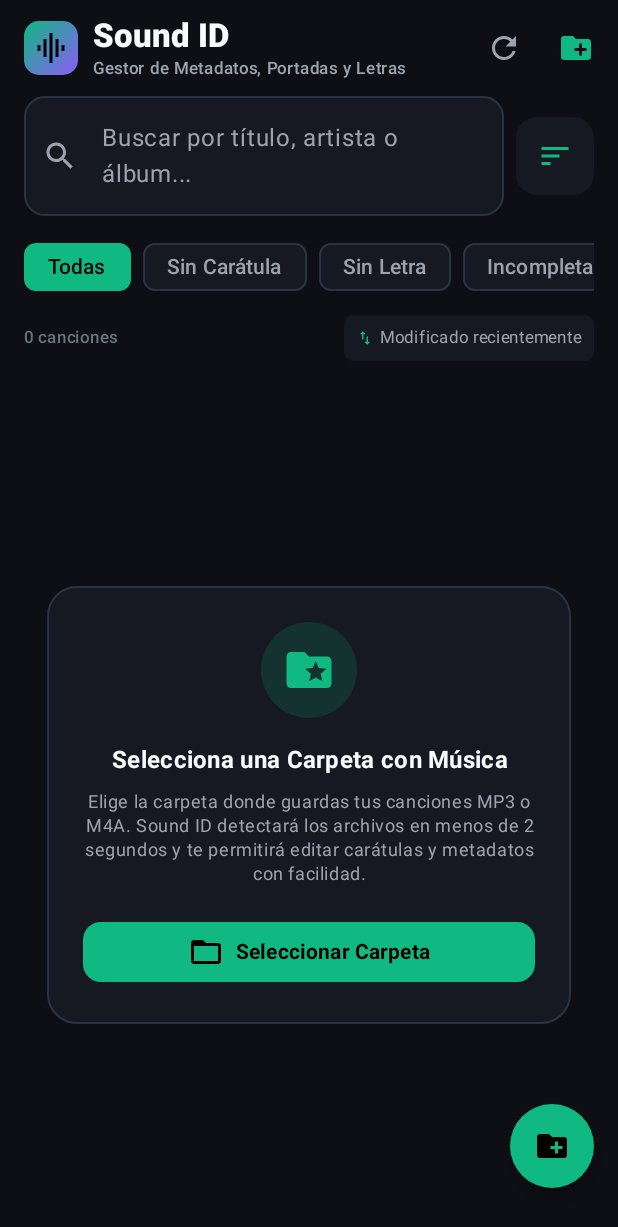
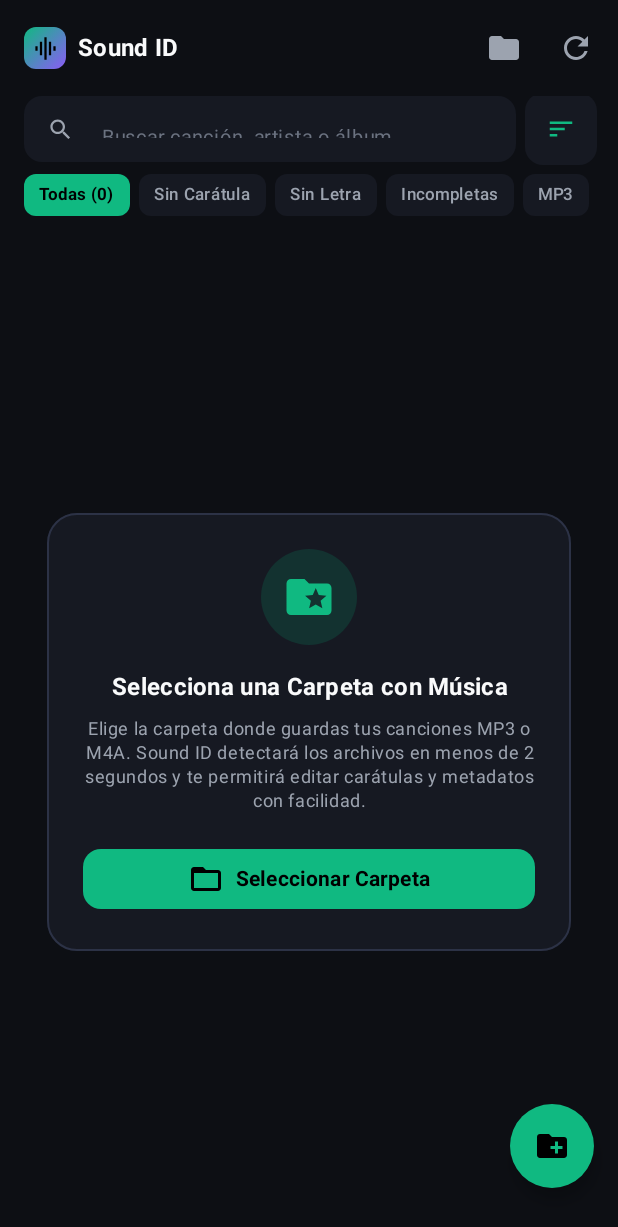
Before and after one commit to MGSCOfficial/Bach, an Android app built with Jetpack Compose: the screen it shows after launch (MainActivity), on a phone screen of 412 x 824 dp. Shown: the top 1227 px of the screen. Run offline under Robolectric (Android 15) with nearby library versions, the phone set to English and light mode, and no system bars; pictures from the network do not load.

Commit message:
feat(P01): refactor LibraryScreen with compact header, folder bottom sheet and streamlined filters

```diff
--- a/app/src/main/java/com/example/ui/screens/LibraryScreen.kt
+++ b/app/src/main/java/com/example/ui/screens/LibraryScreen.kt
@@ -16,6 +16,7 @@ import androidx.compose.foundation.rememberScrollState
 import androidx.compose.foundation.shape.CircleShape
 import androidx.compose.foundation.shape.RoundedCornerShape
 import androidx.compose.material.icons.Icons
+import androidx.compose.material.icons.automirrored.filled.Sort
 import androidx.compose.material.icons.filled.*
 import androidx.compose.material3.*
 import androidx.compose.runtime.*
@@ -48,6 +49,7 @@ fun LibraryScreen(
     val libraryState by viewModel.libraryState.collectAsStateWithLifecycle()
     val playerState by viewModel.audioPlayer.playerState.collectAsStateWithLifecycle()
     var showSortMenu by remember { mutableStateOf(false) }
+    var showFolderManagerSheet by remember { mutableStateOf(false) }
 
     // SAF directory picker (ACTION_OPEN_DOCUMENT_TREE)
     val folderPickerLauncher = rememberLauncherForActivityResult(
@@ -62,6 +64,19 @@ fun LibraryScreen(
         libraryState.tracks.firstOrNull { it.id == playerState.activeTrackId }
     }
 
+    if (showFolderManagerSheet) {
+        FolderManagerBottomSheet(
+            folders = libraryState.folders,
+            onAddFolder = { folderPickerLauncher.launch(null) },
+            onRemoveFolder = { uri -> viewModel.removeMusicFolder(uri) },
+            onRescan = {
+                viewModel.rescanSavedFolders()
+                showFolderManagerSheet = false
+            },
+            onDismiss = { showFolderManagerSheet = false }
+        )
+    }
+
     Scaffold(
         modifier = modifier
             .fillMaxSize()
@@ -73,8 +88,8 @@ fun LibraryScreen(
                     Row(verticalAlignment = Alignment.CenterVertically) {
                         Box(
                             modifier = Modifier
-                                .size(36.dp)
-                                .clip(RoundedCornerShape(10.dp))
+                                .size(28.dp)
+                                .clip(RoundedCornerShape(8.dp))
                                 .background(
                                     Brush.linearGradient(
                                         listOf(EmeraldAccent, VioletAccent)
@@ -86,26 +101,45 @@ fun LibraryScreen(
                                 imageVector = Icons.Default.GraphicEq,
                                 contentDescription = null,
                                 tint = Color.Black,
-                                modifier = Modifier.size(24.dp)
+                                modifier = Modifier.size(18.dp)
                             )
                         }
-                        Spacer(modifier = Modifier.width(10.dp))
-                        Column {
+                        Spacer(modifier = Modifier.width(8.dp))
                         Text(
                             text = "Sound ID",
-                                style = MaterialTheme.typography.titleLarge.copy(
-                                    fontWeight = FontWeight.ExtraBold,
+                            style = MaterialTheme.typography.titleMedium.copy(
+                                fontWeight = FontWeight.Bold,
                                 color = StudioTextPrimary
                             )
                         )
-                            Text(
-                                text = "Gestor de Metadatos, Portadas y Letras",
-                                style = MaterialTheme.typography.labelSmall.copy(color = StudioTextSecondary)
+                    }
+                },
+                actions = {
+                    // Folder manager button with badge
+                    IconButton(
+                        onClick = { showFolderManagerSheet = true },
+                        modifier = Modifier.testTag("btn_manage_folders")
+                    ) {
+                        BadgedBox(
+                            badge = {
+                                if (libraryState.folders.isNotEmpty()) {
+                                    Badge(
+                                        containerColor = EmeraldAccent,
+                                        contentColor = Color.Black
+                                    ) {
+                                        Text("${libraryState.folders.size}", fontSize = 10.sp, fontWeight = FontWeight.Bold)
+                                    }
+                                }
+                            }
+                        ) {
+                            Icon(
+                                imageVector = Icons.Default.Folder,
+                                contentDescription = "Carpetas de música",
+                                tint = StudioTextSecondary
                             )
                         }
                     }
-                },
-                actions = {
+
                     // Manual rescan button
                     IconButton(
                         onClick = { viewModel.rescanSavedFolders() },
@@ -115,18 +149,6 @@ fun LibraryScreen(
                             imageVector = Icons.Default.Refresh,
                             contentDescription = "Re-escanear carpetas",
                             tint = StudioTextSecondary
-                        )
-                    }
-
-                    // Add folder button
-                    IconButton(
-                        onClick = { folderPickerLauncher.launch(null) },
-                        modifier = Modifier.testTag("btn_add_folder_appbar")
-                    ) {
-                        Icon(
-                            imageVector = Icons.Default.CreateNewFolder,
-                            contentDescription = "Seleccionar carpeta de música",
-                            tint = EmeraldAccent
                         )
                     }
                 },
@@ -164,100 +186,99 @@ fun LibraryScreen(
                 .padding(paddingValues)
                 .padding(horizontal = 16.dp)
         ) {
-            // Folders Horizontal List (if any folders added)
+            // 1. Sleek Folder Summary Bar (only when folders exist)
             if (libraryState.folders.isNotEmpty()) {
-                Text(
-                    text = "Carpetas de Música Seleccionadas",
-                    style = MaterialTheme.typography.labelMedium.copy(
-                        color = StudioTextSecondary,
-                        fontWeight = FontWeight.Bold
-                    )
-                )
-
-                Spacer(modifier = Modifier.height(6.dp))
-
+                Surface(
+                    shape = RoundedCornerShape(8.dp),
+                    color = StudioCardSurface,
+                    modifier = Modifier
+                        .fillMaxWidth()
+                        .clickable { showFolderManagerSheet = true }
+                ) {
                     Row(
                         modifier = Modifier
                             .fillMaxWidth()
-                        .horizontalScroll(rememberScrollState()),
-                    horizontalArrangement = Arrangement.spacedBy(8.dp),
-                    verticalAlignment = Alignment.CenterVertically
+                            .padding(horizontal = 10.dp, vertical = 6.dp),
+                        verticalAlignment = Alignment.CenterVertically,
+                        horizontalArrangement = Arrangement.SpaceBetween
                     ) {
-                    libraryState.folders.forEach { folder ->
-                        Surface(
-                            shape = RoundedCornerShape(10.dp),
-                            color = StudioCardSurface,
-                            border = CardDefaults.outlinedCardBorder().copy(brush = androidx.compose.ui.graphics.SolidColor(StudioBorder))
-                        ) {
-                            Row(
-                                modifier = Modifier.padding(horizontal = 10.dp, vertical = 6.dp),
-                                verticalAlignment = Alignment.CenterVertically
-                            ) {
-                                Icon(Icons.Default.Folder, contentDescription = null, tint = EmeraldAccent, modifier = Modifier.size(16.dp))
+                        Row(verticalAlignment = Alignment.CenterVertically) {
+                            Icon(
+                                imageVector = Icons.Default.FolderOpen,
+                                contentDescription = null,
+                                tint = EmeraldAccent,
+                                modifier = Modifier.size(14.dp)
+                            )
                             Spacer(modifier = Modifier.width(6.dp))
                             Text(
-                                    text = "${folder.displayName} (${folder.trackCount})",
-                                    color = StudioTextPrimary,
-                                    fontSize = 12.sp,
+                                text = "${libraryState.folders.size} carpetas vinculadas (${libraryState.tracks.size} canciones)",
+                                color = StudioTextSecondary,
+                                fontSize = 11.sp,
                                 fontWeight = FontWeight.Medium
                             )
-                                Spacer(modifier = Modifier.width(6.dp))
-                                Icon(
-                                    imageVector = Icons.Default.Close,
-                                    contentDescription = "Quitar carpeta",
-                                    tint = StudioTextMuted,
-                                    modifier = Modifier
-                                        .size(16.dp)
-                                        .clickable { viewModel.removeMusicFolder(folder.uriString) }
+                        }
+                        Text(
+                            text = "Gestionar ▾",
+                            color = EmeraldAccent,
+                            fontSize = 11.sp,
+                            fontWeight = FontWeight.Bold
                         )
                     }
                 }
+
+                Spacer(modifier = Modifier.height(8.dp))
             }
 
-                    // Quick "+ Carpeta" chip
-                    AssistChip(
-                        onClick = { folderPickerLauncher.launch(null) },
-                        label = { Text("+ Carpeta", color = EmeraldAccent, fontSize = 12.sp) },
-                        leadingIcon = {
-                            Icon(Icons.Default.Add, contentDescription = null, tint = EmeraldAccent, modifier = Modifier.size(14.dp))
-                        },
-                        colors = AssistChipDefaults.assistChipColors(containerColor = StudioCardSurfaceVariant)
-                    )
-                }
-
-                Spacer(modifier = Modifier.height(10.dp))
-            }
-
-            // Search text field + Sort button
+            // 2. Compact Search Field + Sort Button Row
             Row(
                 modifier = Modifier.fillMaxWidth(),
                 verticalAlignment = Alignment.CenterVertically
             ) {
-                OutlinedTextField(
+                TextField(
                     value = libraryState.searchQuery,
                     onValueChange = { viewModel.onSearchQueryChanged(it) },
                     modifier = Modifier
                         .weight(1f)
+                        .height(44.dp)
                         .testTag("library_search_input"),
-                    placeholder = { Text("Buscar por título, artista o álbum...") },
+                    placeholder = {
+                        Text(
+                            text = "Buscar canción, artista o álbum...",
+                            fontSize = 13.sp,
+                            color = StudioTextMuted
+                        )
+                    },
                     leadingIcon = {
-                        Icon(Icons.Default.Search, contentDescription = null, tint = StudioTextSecondary)
+                        Icon(
+                            imageVector = Icons.Default.Search,
+                            contentDescription = null,
+                            tint = StudioTextSecondary,
+                            modifier = Modifier.size(18.dp)
+                        )
                     },
                     trailingIcon = {
                         if (libraryState.searchQuery.isNotEmpty()) {
-                            IconButton(onClick = { viewModel.onSearchQueryChanged("") }) {
-                                Icon(Icons.Default.Clear, contentDescription = "Limpiar", tint = StudioTextSecondary)
+                            IconButton(
+                                onClick = { viewModel.onSearchQueryChanged("") },
+                                modifier = Modifier.size(28.dp)
+                            ) {
+                                Icon(
+                                    imageVector = Icons.Default.Clear,
+                                    contentDescription = "Limpiar",
+                                    tint = StudioTextSecondary,
+                                    modifier = Modifier.size(16.dp)
+                                )
                             }
                         }
                     },
-                    shape = RoundedCornerShape(14.dp),
-                    colors = OutlinedTextFieldDefaults.colors(
-                        focusedBorderColor = EmeraldAccent,
-                        unfocusedBorderColor = StudioBorder,
+                    shape = RoundedCornerShape(12.dp),
+                    colors = TextFieldDefaults.colors(
                         focusedContainerColor = StudioCardSurface,
                         unfocusedContainerColor = StudioCardSurface,
                         focusedTextColor = StudioTextPrimary,
-                        unfocusedTextColor = StudioTextPrimary
+                        unfocusedTextColor = StudioTextPrimary,
+                        focusedIndicatorColor = Color.Transparent,
+                        unfocusedIndicatorColor = Color.Transparent
                     ),
                     singleLine = true
                 )
@@ -269,16 +290,16 @@ fun LibraryScreen(
                     IconButton(
                         onClick = { showSortMenu = true },
                         modifier = Modifier
-                            .size(52.dp)
-                            .clip(RoundedCornerShape(14.dp))
+                            .size(44.dp)
+                            .clip(RoundedCornerShape(12.dp))
                             .background(StudioCardSurface)
                             .testTag("btn_sort_menu")
                     ) {
                         Icon(
-                            imageVector = Icons.Default.Sort,
+                            imageVector = Icons.AutoMirrored.Filled.Sort,
                             contentDescription = "Ordenar canciones",
                             tint = EmeraldAccent,
-                            modifier = Modifier.size(24.dp)
+                            modifier = Modifier.size(20.dp)
                         )
                     }
 
@@ -301,11 +322,17 @@ fun LibraryScreen(
                                         Text(
                                             text = order.label,
                                             color = if (isSelected) EmeraldAccent else StudioTextPrimary,
-                                            fontWeight = if (isSelected) FontWeight.Bold else FontWeight.Normal
+                                            fontWeight = if (isSelected) FontWeight.Bold else FontWeight.Normal,
+                                            fontSize = 13.sp
                                         )
                                         if (isSelected) {
                                             Spacer(modifier = Modifier.width(6.dp))
-                                            Icon(Icons.Default.Check, contentDescription = null, tint = EmeraldAccent, modifier = Modifier.size(16.dp))
+                                            Icon(
+                                                imageVector = Icons.Default.Check,
+                                                contentDescription = null,
+                                                tint = EmeraldAccent,
+                                                modifier = Modifier.size(16.dp)
+                                            )
                                         }
                                     }
                                 },
@@ -319,66 +346,40 @@ fun LibraryScreen(
                 }
             }
 
-            Spacer(modifier = Modifier.height(10.dp))
+            Spacer(modifier = Modifier.height(8.dp))
 
-            // Filter Chips Row
+            // 3. Compact Filter Chips Row
             Row(
                 modifier = Modifier
                     .fillMaxWidth()
                     .horizontalScroll(rememberScrollState()),
-                horizontalArrangement = Arrangement.spacedBy(8.dp)
+                horizontalArrangement = Arrangement.spacedBy(6.dp),
+                verticalAlignment = Alignment.CenterVertically
             ) {
                 LibraryFilter.values().forEach { filter ->
                     val isSelected = libraryState.activeFilter == filter
-                    FilterChip(
-                        selected = isSelected,
-                        onClick = { viewModel.onFilterChanged(filter) },
-                        label = { Text(filter.label) },
-                        colors = FilterChipDefaults.filterChipColors(
-                            selectedContainerColor = EmeraldAccent,
-                            selectedLabelColor = Color.Black,
-                            containerColor = StudioCardSurface,
-                            labelColor = StudioTextSecondary
-                        ),
-                        border = FilterChipDefaults.filterChipBorder(
-                            enabled = true,
-                            selected = isSelected,
-                            borderColor = if (isSelected) EmeraldAccent else StudioBorder
-                        )
+                    val labelText = when (filter) {
+                        LibraryFilter.ALL -> "Todas (${libraryState.filteredTracks.size})"
+                        else -> filter.label
+                    }
+                    Surface(
+                        shape = RoundedCornerShape(8.dp),
+                        color = if (isSelected) EmeraldAccent else StudioCardSurface,
+                        modifier = Modifier
+                            .height(28.dp)
+                            .clickable { viewModel.onFilterChanged(filter) }
+                    ) {
+                        Box(
+                            contentAlignment = Alignment.Center,
+                            modifier = Modifier.padding(horizontal = 10.dp)
+                        ) {
+                            Text(
+                                text = labelText,
+                                color = if (isSelected) Color.Black else StudioTextSecondary,
+                                fontSize = 11.sp,
+                                fontWeight = if (isSelected) FontWeight.Bold else FontWeight.Medium
                             )
                         }
-            }
-
-            Spacer(modifier = Modifier.height(8.dp))
-
-            // Active sort indicator + Track count line
-            Row(
-                modifier = Modifier.fillMaxWidth(),
-                horizontalArrangement = Arrangement.SpaceBetween,
-                verticalAlignment = Alignment.CenterVertically
-            ) {
-                Text(
-                    text = "${libraryState.filteredTracks.size} canciones",
-                    style = MaterialTheme.typography.labelSmall.copy(color = StudioTextMuted)
-                )
-
-                // Current sort label chip
-                Surface(
-                    shape = RoundedCornerShape(6.dp),
-                    color = StudioCardSurface,
-                    modifier = Modifier.clickable { showSortMenu = true }
-                ) {
-                    Row(
-                        modifier = Modifier.padding(horizontal = 8.dp, vertical = 3.dp),
-                        verticalAlignment = Alignment.CenterVertically
-                    ) {
-                        Icon(Icons.Default.SwapVert, contentDescription = null, tint = EmeraldAccent, modifier = Modifier.size(12.dp))
-                        Spacer(modifier = Modifier.width(4.dp))
-                        Text(
-                            text = libraryState.sortOrder.label,
-                            color = StudioTextSecondary,
-                            fontSize = 11.sp
-                        )
                     }
                 }
             }
@@ -515,3 +516,130 @@ fun LibraryScreen(
         }
     }
 }
+
+@OptIn(ExperimentalMaterial3Api::class)
+@Composable
+fun FolderManagerBottomSheet(
+    folders: List<com.example.data.model.MusicFolder>,
+    onAddFolder: () -> Unit,
+    onRemoveFolder: (String) -> Unit,
+    onRescan: () -> Unit,
+    onDismiss: () -> Unit
+) {
+    ModalBottomSheet(
+        onDismissRequest = onDismiss,
+        containerColor = StudioDarkBg,
+        tonalElevation = 16.dp
+    ) {
+        Column(
+            modifier = Modifier
+                .fillMaxWidth()
+                .padding(horizontal = 20.dp)
+                .padding(bottom = 32.dp)
+        ) {
+            Row(
+                modifier = Modifier.fillMaxWidth(),
+                horizontalArrangement = Arrangement.SpaceBetween,
+                verticalAlignment = Alignment.CenterVertically
+            ) {
+                Text(
+                    text = "Carpetas de Música Vinculadas",
+                    style = MaterialTheme.typography.titleMedium.copy(
+                        fontWeight = FontWeight.Bold,
+                        color = StudioTextPrimary
+                    )
+                )
+                IconButton(onClick = onDismiss) {
+                    Icon(Icons.Default.Close, contentDescription = "Cerrar", tint = StudioTextSecondary)
+                }
+            }
+
+            Spacer(modifier = Modifier.height(12.dp))
+
+            if (folders.isEmpty()) {
+                Text(
+                    text = "No hay carpetas vinculadas.",
+                    color = StudioTextSecondary,
+                    fontSize = 13.sp
+                )
+            } else {
+                folders.forEach { folder ->
+                    Surface(
+                        modifier = Modifier
+                            .fillMaxWidth()
+                            .padding(vertical = 4.dp),
+                        shape = RoundedCornerShape(10.dp),
+                        color = StudioCardSurface,
+                        border = CardDefaults.outlinedCardBorder().copy(brush = androidx.compose.ui.graphics.SolidColor(StudioBorder))
+                    ) {
+                        Row(
+                            modifier = Modifier
+                                .fillMaxWidth()
+                                .padding(12.dp),
+                            verticalAlignment = Alignment.CenterVertically
+                        ) {
+                            Icon(Icons.Default.Folder, contentDescription = null, tint = EmeraldAccent, modifier = Modifier.size(20.dp))
+                            Spacer(modifier = Modifier.width(10.dp))
+                            Column(modifier = Modifier.weight(1f)) {
+                                Text(
+                                    text = folder.displayName,
+                                    color = StudioTextPrimary,
+                                    fontWeight = FontWeight.SemiBold,
+                                    fontSize = 14.sp
+                                )
+                                Text(
+                                    text = "${folder.trackCount} canciones",
+                                    color = StudioTextSecondary,
+                                    fontSize = 12.sp
+                                )
+                            }
+                            IconButton(
+                                onClick = { onRemoveFolder(folder.uriString) },
+                                modifier = Modifier.size(32.dp)
+                            ) {
+                                Icon(
+                                    Icons.Default.DeleteOutline,
+                                    contentDescription = "Quitar carpeta",
+                                    tint = RoseAccent,
+                                    modifier = Modifier.size(18.dp)
+                                )
+                            }
+                        }
+                    }
+                }
+            }
+
+            Spacer(modifier = Modifier.height(16.dp))
+
+            Row(
+                modifier = Modifier.fillMaxWidth(),
+                horizontalArrangement = Arrangement.spacedBy(10.dp)
+            ) {
+                OutlinedButton(
+                    onClick = onRescan,
+                    modifier = Modifier.weight(1f),
+                    shape = RoundedCornerShape(10.dp),
+                    colors = ButtonDefaults.outlinedButtonColors(contentColor = StudioTextPrimary)
+                ) {
+                    Icon(Icons.Default.Refresh, contentDescription = null, modifier = Modifier.size(16.dp))
+                    Spacer(modifier = Modifier.width(6.dp))
+                    Text("Re-escanear", fontSize = 12.sp)
+                }
+
+                Button(
+                    onClick = {
+                        onDismiss()
+                        onAddFolder()
+                    },
+                    modifier = Modifier.weight(1f),
+                    shape = RoundedCornerShape(10.dp),
+                    colors = ButtonDefaults.buttonColors(containerColor = EmeraldAccent, contentColor = Color.Black)
+                ) {
+                    Icon(Icons.Default.Add, contentDescription = null, modifier = Modifier.size(16.dp))
+                    Spacer(modifier = Modifier.width(6.dp))
+                    Text("Añadir carpeta", fontSize = 12.sp, fontWeight = FontWeight.Bold)
+                }
+            }
+        }
+    }
+}
```
Lines whose indentation alone changed are shown as unchanged.
